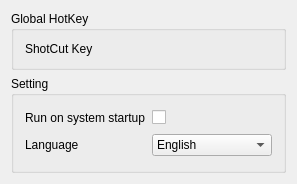
The window that screenshottool.ui (qiuzhiqian/ScreenShotTool) describes before a commit, drawn with Qt 5.
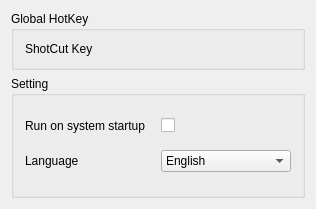
The same window after the commit.

```diff
--- a/screenshottool.ui
+++ b/screenshottool.ui
@@ -6,8 +6,8 @@
    <rect>
     <x>0</x>
     <y>0</y>
-    <width>297</width>
-    <height>184</height>
+    <width>316</width>
+    <height>209</height>
    </rect>
   </property>
   <property name="windowTitle">
```
